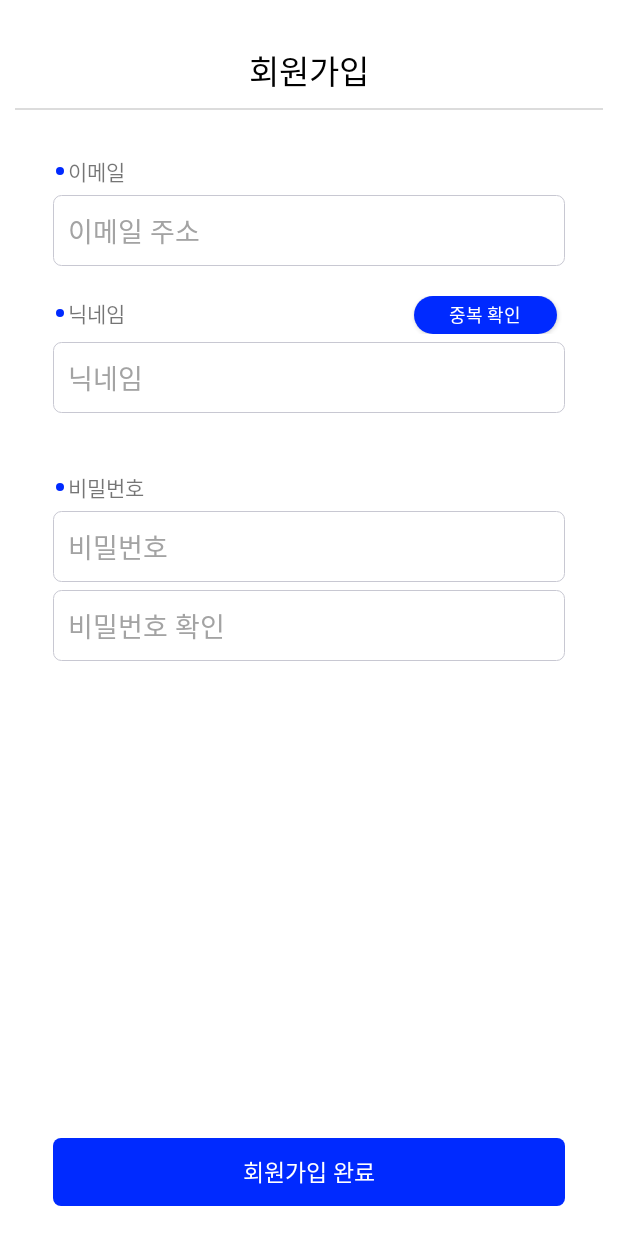
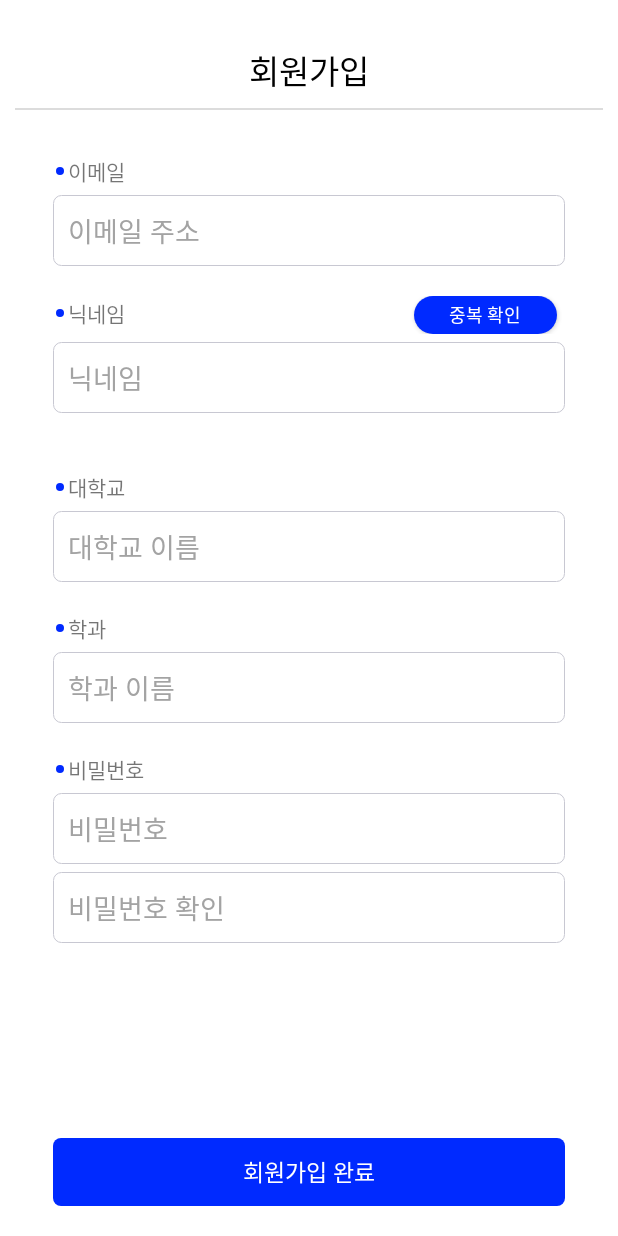
Before and after one commit to minhooooo/ux, an Android app: the SignUpActivity screen opened directly, with no data from a screen before it, on a phone screen of 412 x 824 dp. Run offline under Robolectric (Android 15) with nearby library versions, the phone set to English and light mode, and no system bars; our stand-ins replace Firebase (no records; nobody signed in at launch, a user with empty details on screens opened directly).

Commit message:
DB 기본 세팅 1차

```diff
--- a/app/src/main/java/com/example/ux/SignUpActivity.kt
+++ b/app/src/main/java/com/example/ux/SignUpActivity.kt
@@ -117,7 +117,10 @@ class SignUpActivity : AppCompatActivity() {
                             //추가 성공할 경우
                             val uid = FirebaseAuth.getInstance().uid ?: null
                             val username = username.text.toString()
-                            val user = User(uid!!, username)
+                            val university = university.text.toString()
+                            val major = major.text.toString()
+                            val profileColor = "bg1"
+                            val user = User(uid!!, username, university, major, profileColor)
 
                             //데이터베이스에 회원가입한 사용자 정보 추가
                             val database = Firebase.database
@@ -125,6 +128,15 @@ class SignUpActivity : AppCompatActivity() {
                             val userEntry = table.child(uid)
                             userEntry.setValue(user).addOnCompleteListener { userEntryTask ->
                                 if (userEntryTask.isSuccessful) {
+                                    // 친구 폴더 생성
+                                    userEntry.child("friend").setValue("")
+
+                                    // 채팅방 폴더 생성
+                                    userEntry.child("chatRoom").setValue("")
+
+                                    // 시간표 폴더 생성
+                                    userEntry.child("timeTable").child("possible").setValue("")
+
                                     // 데이터베이스에 캘린더 정보 추가 성공
                                     val year = "2023" // 예시로 고정된 연도
                                     val months = arrayOf("1m", "2m", "3m", "4m", "5m", "6m", "7m", "8m", "9m", "10m", "11m", "12m")
--- a/app/src/main/java/com/example/ux/model/User.kt
+++ b/app/src/main/java/com/example/ux/model/User.kt
@@ -1,3 +1,3 @@
 package com.example.ux.model
 
-data class User(val uid:String, val username:String)
+data class User(val uid:String, val username:String, val university:String, val major:String, val profileColor:String)
--- a/app/src/main/res/layout/activity_sign_up.xml
+++ b/app/src/main/res/layout/activity_sign_up.xml
@@ -107,6 +107,48 @@
                 android:textColor="@color/black"/>
 
             <TextView
+                android:layout_width="100dp"
+                android:layout_height="wrap_content"
+                android:layout_marginTop="20dp"
+                android:drawableStart="@drawable/circle_blue"
+                android:text="대학교" />
+
+            <EditText
+                android:id="@+id/university"
+                android:layout_width="match_parent"
+                android:layout_height="47dp"
+                android:layout_marginTop="5dp"
+                android:background="@drawable/edittext"
+                android:ems="10"
+                android:hint="대학교 이름"
+                android:inputType="textPersonName"
+                android:maxLength="8"
+                android:lines="1"
+                android:textColorHint="#A3A3A3"
+                android:paddingLeft="10dp" />
+
+            <TextView
+                android:layout_width="100dp"
+                android:layout_height="wrap_content"
+                android:layout_marginTop="20dp"
+                android:drawableStart="@drawable/circle_blue"
+                android:text="학과" />
+
+            <EditText
+                android:id="@+id/major"
+                android:layout_width="match_parent"
+                android:layout_height="47dp"
+                android:layout_marginTop="5dp"
+                android:background="@drawable/edittext"
+                android:ems="10"
+                android:hint="학과 이름"
+                android:inputType="textPersonName"
+                android:maxLength="8"
+                android:lines="1"
+                android:textColorHint="#A3A3A3"
+                android:paddingLeft="10dp" />
+
+            <TextView
                 android:layout_width="match_parent"
                 android:layout_height="wrap_content"
                 android:layout_marginTop="20dp"
```
